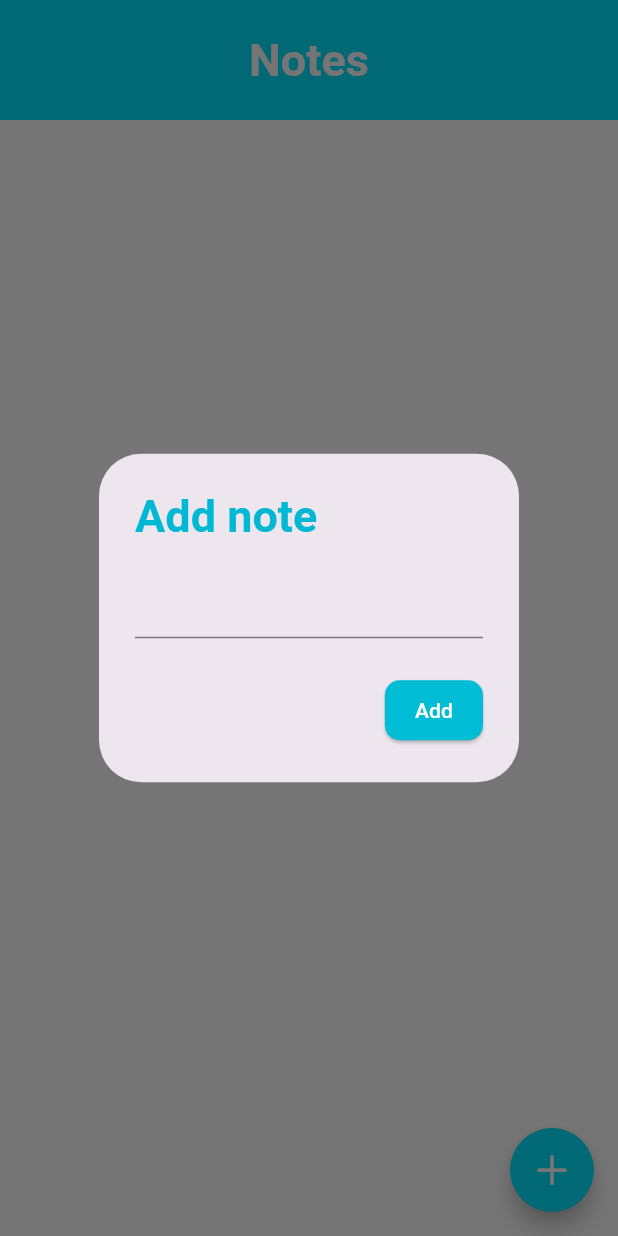
After one commit to minhvh5504/notepad, a Flutter app: the screen it shows after launch, after a tap on an icon or button, on a phone screen of 412 x 824 dp. The commit adds this screen. Run offline on Flutter 3.47's test engine with Material 3 defaults, Android fonts, the phone set to English and light mode, and no system bars; our stand-ins replace cloud_firestore, firebase_core, lucide_icons; accounts and stored records are empty.

Commit message:
feat: connect firebase

```diff
--- a/lib/app.dart
+++ b/lib/app.dart
@@ -13,7 +13,7 @@ class MyApp extends StatelessWidget {
         useMaterial3: true,
       ),
       debugShowCheckedModeBanner: false,
-      home: const NotepadScreen(),
+      home: NotepadScreen(),
     );
   }
 }
--- /dev/null
+++ b/lib/components/notbox.dart
@@ -0,0 +1,64 @@
+import 'package:flutter/material.dart';
+import 'package:notepad_flutter/services/firestore_service.dart';
+
+class NoteBox extends StatelessWidget {
+  final String? docID;
+  final String text;
+  NoteBox({super.key, this.docID, required this.text});
+
+  // Firestore
+  final FirestoreService firestore = FirestoreService();
+
+  // Text controller
+  final TextEditingController textController = TextEditingController();
+
+  @override
+  Widget build(BuildContext context) {
+    return AlertDialog(
+      title: Text("$text note"),
+      titleTextStyle: TextStyle(
+          fontSize: 30,
+          fontWeight: FontWeight.bold,
+          color: Colors.cyanAccent.shade700),
+      // Text user input
+      content: TextField(
+        controller: textController,
+      ),
+      actions: [
+        // Button add to save
+        ElevatedButton(
+          onPressed: () {
+            // Add a new note
+            if (docID == null) {
+              if (textController.text.isNotEmpty) {
+                firestore.addNote(textController.text);
+              }
+            }
+
+            // Update an existing note
+            else {
+              if (textController.text.isNotEmpty) {
+                firestore.updateNotesById(docID!, textController.text);
+              }
+            }
+
+            //Clear the text controller
+            textController.clear();
+
+            //Close the box
+            Navigator.pop(context);
+          },
+          style: ElevatedButton.styleFrom(
+            backgroundColor: Colors.cyan,
+            foregroundColor: Colors.white,
+            padding: EdgeInsets.symmetric(horizontal: 20, vertical: 10),
+            shape: RoundedRectangleBorder(
+              borderRadius: BorderRadius.circular(10),
+            ),
+          ),
+          child: Text(text),
+        ),
+      ],
+    );
+  }
+}
--- a/lib/main.dart
+++ b/lib/main.dart
@@ -1,7 +1,14 @@
+import 'package:firebase_core/firebase_core.dart';
 import 'package:flutter/material.dart';
 
 import 'app.dart';
+import 'firebase_options.dart';
 
-void main() {
+void main() async {
+  WidgetsFlutterBinding.ensureInitialized();
+
+  await Firebase.initializeApp(
+    options: DefaultFirebaseOptions.currentPlatform,
+  );
   runApp(const MyApp());
 }
--- a/lib/screens/notepad_screen.dart
+++ b/lib/screens/notepad_screen.dart
@@ -1,8 +1,15 @@
+import 'package:cloud_firestore/cloud_firestore.dart';
 import 'package:flutter/material.dart';
 import 'package:lucide_icons/lucide_icons.dart';
+import 'package:notepad_flutter/components/notbox.dart';
+
+import '../services/firestore_service.dart';
 
 class NotepadScreen extends StatelessWidget {
-  const NotepadScreen({super.key});
+  NotepadScreen({super.key});
+
+  // Firestore
+  final FirestoreService firestore = FirestoreService();
 
   @override
   Widget build(BuildContext context) {
@@ -23,10 +30,80 @@ class NotepadScreen extends StatelessWidget {
           shape: RoundedRectangleBorder(
             borderRadius: BorderRadius.circular(50),
           ),
-        onPressed: () {},
+          onPressed: () {
+            openNoteBox(context, null, "Add");
+          },
           child: Icon(LucideIcons.plus, size: 30, color: Colors.white),
         ),
-      body: Center(),
+        body: StreamBuilder<QuerySnapshot>(
+          stream: firestore.getNotesStream(),
+          builder: (context, snapshot) {
+            // If we have data, get all the docs
+
+            if (snapshot.hasData) {
+              List noteList = snapshot.data!.docs;
+              // Display as a list
+
+              return ListView.builder(
+                  itemCount: noteList.length,
+                  itemBuilder: (context, index) {
+                    // Get each individual doc
+
+                    DocumentSnapshot document = noteList[index];
+                    String docID = document.id;
+                    //  Get note from each doc
+
+                    Map<String, dynamic> data =
+                        document.data() as Map<String, dynamic>;
+                    String noteText = data['note'];
+                    return ListTile(
+                        title: Text(noteText),
+                        titleTextStyle: TextStyle(
+                            fontSize: 16,
+                            fontWeight: FontWeight.bold,
+                            color: Colors.black54),
+                        trailing: Row(
+                          mainAxisSize: MainAxisSize.min,
+                          children: [
+                            // update button
+                            IconButton(
+                              onPressed: () {
+                                openNoteBox(context, docID, "Update");
+                              },
+                              icon: Icon(
+                                LucideIcons.settings,
+                                color: Colors.black54,
+                              ),
+                            ),
+                            // delete button
+                            IconButton(
+                              onPressed: () {
+                                firestore.deleteNotesById(docID);
+                              },
+                              icon: Icon(
+                                LucideIcons.trash,
+                                color: Colors.black54,
+                              ),
+                            ),
+                          ],
+                        ));
+                  });
+            } else {
+              return Center(
+                child: Text("No notes..."),
+              );
+            }
+          },
+        ));
+  }
+
+  void openNoteBox(BuildContext context, String? docID, String text) {
+    showDialog(
+      context: context,
+      builder: (context) => NoteBox(
+        docID: docID,
+        text: text,
+      ),
     );
   }
 }
--- /dev/null
+++ b/lib/services/firestore_service.dart
@@ -0,0 +1,35 @@
+import "package:cloud_firestore/cloud_firestore.dart";
+
+class FirestoreService {
+  // get collection of notes
+  final CollectionReference notes =
+      FirebaseFirestore.instance.collection("notes");
+
+  // CREATE: add a new note
+  Future<void> addNote(String note) {
+    return notes.add({
+      'note': note,
+      'timestamp': Timestamp.now(),
+    });
+  }
+
+  // READ: get notes from database
+  Stream<QuerySnapshot> getNotesStream() {
+    final noteStream = notes.orderBy('timestamp', descending: true).snapshots();
+
+    return noteStream;
+  }
+
+  // UPDATE: update notes given a doc id
+  Future<void> updateNotesById(String docID, String newNote) {
+    return notes.doc(docID).update({
+      'note': newNote,
+      'timestamp': Timestamp.now(),
+    });
+  }
+
+  // DELETE: delete notes given a doc id
+  Future<void> deleteNotesById(String docID) {
+    return notes.doc(docID).delete();
+  }
+}
--- a/pubspec.yaml
+++ b/pubspec.yaml
@@ -35,6 +35,9 @@ dependencies:
   # Use with the CupertinoIcons class for iOS style icons.
   cupertino_icons: ^1.0.8
   lucide_icons: ^0.257.0
+  firebase_core: ^3.12.0
+  firebase_storage: ^12.4.3
+  cloud_firestore: ^5.6.4
 
 dev_dependencies:
   flutter_test:
```
Also changed, not shown: firebase.json (added), lib/firebase_options.dart (added), pubspec.lock, 3 other files. Lines whose indentation alone changed are shown as unchanged.
